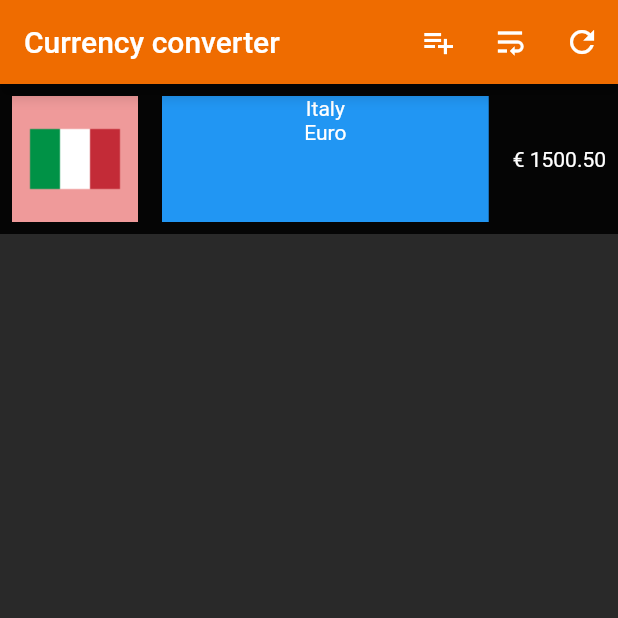
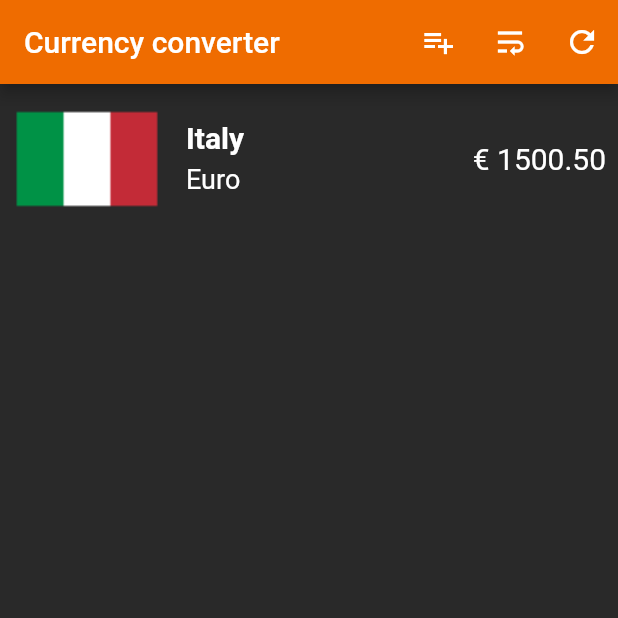
Before and after one commit to kris-el/valutex, a Flutter app: the screen it shows after launch, on a phone screen of 412 x 824 dp, the top half of it. Run offline on Flutter 3.47's test engine with Material 2 defaults, Android fonts, the phone set to English and light mode, and no system bars.

Commit message:
currency widget layout

```diff
--- a/valutex_vibe/lib/currency.dart
+++ b/valutex_vibe/lib/currency.dart
@@ -36,10 +36,12 @@ class CurrencyState extends State<Currency> {
   @override
   Widget build(BuildContext context) {
     final countryBox = Padding(
-      padding: EdgeInsets.all(8.0),
+      padding: EdgeInsets.all(0.0),
       child: Container(
-        color: Colors.red[200],
-        child: Image.asset("assets/images/flags/country_${widget.flagCode.toLowerCase()}_64.png"),
+        color: Colors.transparent,
+        child: Image.asset(
+            "assets/images/flags/country_${widget.flagCode.toLowerCase()}_64.png",
+            fit: BoxFit.fitHeight),
       ),
     );
 
@@ -47,11 +49,27 @@ class CurrencyState extends State<Currency> {
       child: Padding(
         padding: EdgeInsets.all(8.0),
         child: Container(
-            color: Colors.blue,
+            color: Colors.transparent,
             child: Column(
+              crossAxisAlignment: CrossAxisAlignment.stretch,
               children: <Widget>[
-                Text('${widget.countryName}'),
-                Text('${widget.currencyName}')
+                Expanded(
+                    child: Align(
+                        alignment: Alignment.bottomLeft,
+                        child: Text(
+                          '${widget.countryName}',
+                          style: TextStyle(
+                              fontWeight: FontWeight.bold, fontSize: 20.0),
+                          textAlign: TextAlign.left,
+                        ))),
+                        Container(height: 6.0,),
+                Expanded(
+                    child: Align(
+                        alignment: Alignment.topLeft,
+                        child: Text(
+                          '${widget.currencyName}',
+                          style: TextStyle(fontSize: 18.0),
+                        )))
               ],
             )
             //Text('${widget.countryName}'),
@@ -64,13 +82,17 @@ class CurrencyState extends State<Currency> {
       child: Container(
         color: Colors.transparent,
         child: Center(
-            child: Text("${widget.currencySymbol} $currentAmount",
-                textAlign: TextAlign.right)),
+          child: Text(
+            "${widget.currencySymbol} $currentAmount",
+            style: TextStyle(fontSize: 20.0),
+            textAlign: TextAlign.right,
+          ),
+        ),
       ),
     );
 
     return Material(
-      color: Colors.black87,
+      color: Colors.transparent,
       child: Container(
         height: _rowHeight,
         child: InkWell(
@@ -79,7 +101,7 @@ class CurrencyState extends State<Currency> {
             padding: EdgeInsets.all(0.0),
             child: Row(
               crossAxisAlignment: CrossAxisAlignment.stretch,
-              children: <Widget>[countryBox, detailsBox, exchangeBox],
+              children: <Widget>[Container(width: 8.0), countryBox, Container(width: 8.0), detailsBox, exchangeBox],
             ),
           ),
           onTap: () {
```
